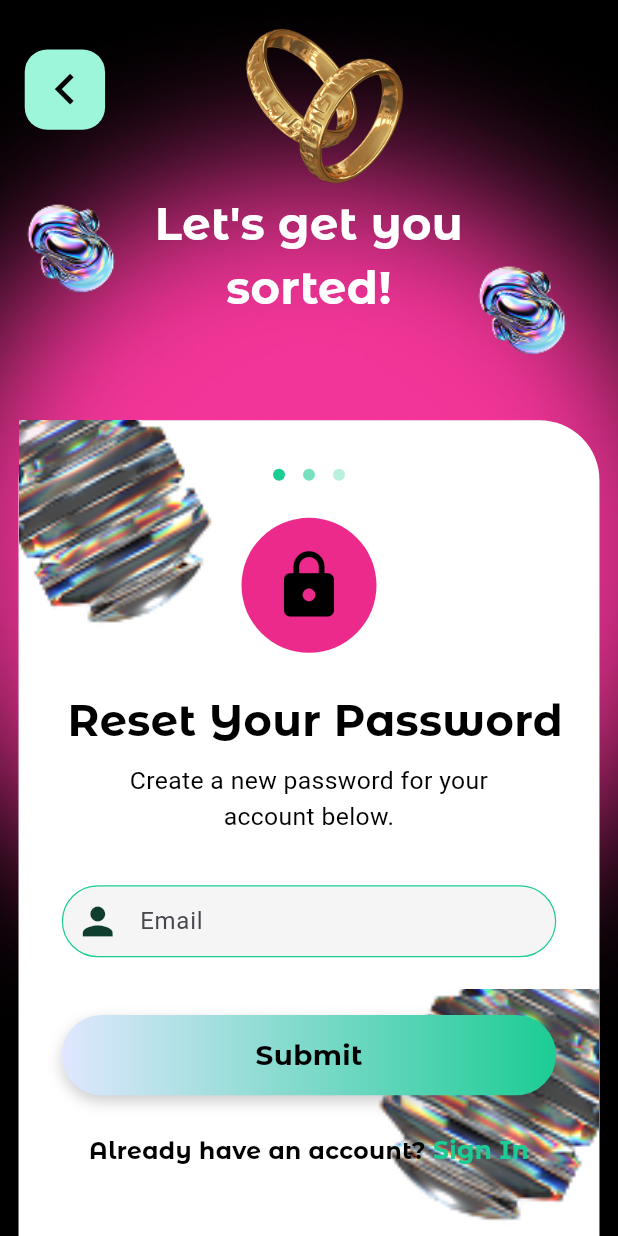
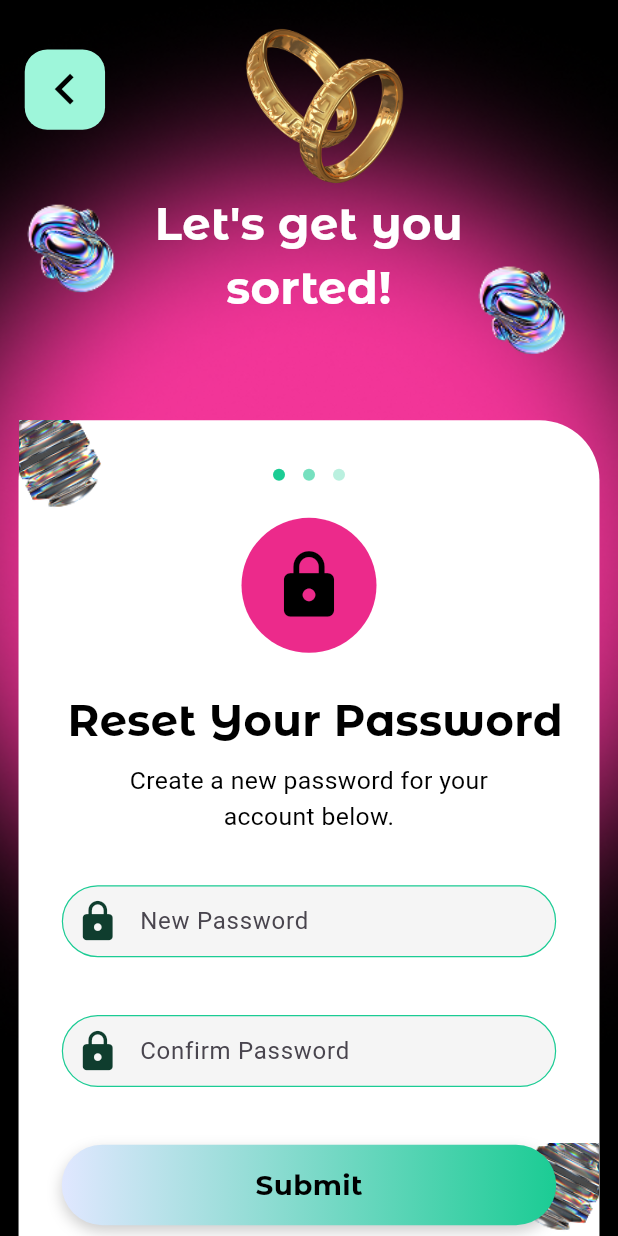
Before and after one commit to Alvin11David/Events-Uganda, a Flutter app: the screen it shows after launch, on a phone screen of 412 x 824 dp. Run offline on Flutter 3.47's test engine with Material 3 defaults, Android fonts, the light colour scheme and no system bars; our stand-ins replace cloud_firestore, firebase_auth, firebase_core, firebase_messaging, google_sign_in, shared_preferences and 1 more; accounts and stored records are empty; Roboto replaces fonts that are missing (Abril Fatface).

Commit message:
Almost going away with errors

```diff
--- a/events_uganda/lib/Auth/Reset_Password_Screen.dart
+++ b/events_uganda/lib/Auth/Reset_Password_Screen.dart
@@ -8,13 +8,18 @@ class ResetPasswordScreen extends StatefulWidget {
 }
 
 class _ResetPasswordScreenState extends State<ResetPasswordScreen> {
-  final TextEditingController _emailController = TextEditingController();
-  final FocusNode _emailFocus = FocusNode();
+  final TextEditingController _passwordController = TextEditingController();
+  final TextEditingController _confirmPasswordController =
+      TextEditingController();
+  final FocusNode _passwordFocus = FocusNode();
+  final FocusNode _confirmPasswordFocus = FocusNode();
 
   @override
   void dispose() {
-    _emailController.dispose();
-    _emailFocus.dispose();
+    _passwordController.dispose();
+    _confirmPasswordController.dispose();
+    _passwordFocus.dispose();
+    _confirmPasswordFocus.dispose();
     super.dispose();
   }
 
@@ -109,7 +114,8 @@ class _ResetPasswordScreenState extends State<ResetPasswordScreen> {
 
           // Title text
           Positioned(
-            top: screenHeight * 0.03 + screenWidth * 0.22 + screenHeight * 0.015,
+            top:
+                screenHeight * 0.03 + screenWidth * 0.22 + screenHeight * 0.015,
             left: 0,
             right: 0,
             child: const Center(
@@ -128,7 +134,8 @@ class _ResetPasswordScreenState extends State<ResetPasswordScreen> {
 
           // White container at the bottom
           Positioned(
-            top: screenHeight * 0.15 +
+            top:
+                screenHeight * 0.15 +
                 screenWidth * 0.22 +
                 screenHeight * 0.015 +
                 screenWidth * 0.13,
@@ -153,8 +160,8 @@ class _ResetPasswordScreenState extends State<ResetPasswordScreen> {
                     left: 0,
                     child: Image.asset(
                       'assets/vectors/resetpasswordstone.png',
-                      width: screenWidth * 0.35,
-                      height: screenWidth * 0.35,
+                      width: screenWidth * 0.15,
+                      height: screenWidth * 0.15,
                       fit: BoxFit.cover,
                     ),
                   ),
@@ -167,8 +174,8 @@ class _ResetPasswordScreenState extends State<ResetPasswordScreen> {
                       flipX: true,
                       child: Image.asset(
                         'assets/vectors/resetpasswordstone.png',
-                        width: screenWidth * 0.40,
-                        height: screenWidth * 0.40,
+                        width: screenWidth * 0.15,
+                        height: screenWidth * 0.15,
                         fit: BoxFit.cover,
                       ),
                     ),
@@ -209,7 +216,9 @@ class _ResetPasswordScreenState extends State<ResetPasswordScreen> {
                                   width: 8,
                                   height: 8,
                                   decoration: BoxDecoration(
-                                    color: const Color(0xFF1BCC94).withOpacity(0.6),
+                                    color: const Color(
+                                      0xFF1BCC94,
+                                    ).withOpacity(0.6),
                                     shape: BoxShape.circle,
                                   ),
                                 ),
@@ -218,7 +227,9 @@ class _ResetPasswordScreenState extends State<ResetPasswordScreen> {
                                   width: 8,
                                   height: 8,
                                   decoration: BoxDecoration(
-                                    color: const Color(0xFF1BCC94).withOpacity(0.3),
+                                    color: const Color(
+                                      0xFF1BCC94,
+                                    ).withOpacity(0.3),
                                     shape: BoxShape.circle,
                                   ),
                                 ),
@@ -282,14 +293,27 @@ class _ResetPasswordScreenState extends State<ResetPasswordScreen> {
 
                             SizedBox(height: screenHeight * 0.04),
 
-                            // Email field
+                            // New password field
                             _ResponsiveTextField(
-                              controller: _emailController,
-                              label: 'Email',
-                              hint: 'Enter Your Email Address',
-                              icon: Icons.person,
-                              focusNode: _emailFocus,
-                              nextFocusNode: _emailFocus,
+                              controller: _passwordController,
+                              label: 'New Password',
+                              hint: 'Enter Your New Password',
+                              icon: Icons.lock,
+                              focusNode: _passwordFocus,
+                              nextFocusNode: _confirmPasswordFocus,
+                              textInputAction: TextInputAction.next,
+                              iconColor: const Color(0xFF0F3D2E),
+                            ),
+
+                            SizedBox(height: screenHeight * 0.04),
+
+                            // Confirm new password field
+                            _ResponsiveTextField(
+                              controller: _confirmPasswordController,
+                              label: 'Confirm Password',
+                              hint: 'Confirm Your Password',
+                              icon: Icons.lock,
+                              focusNode: _confirmPasswordFocus,
                               textInputAction: TextInputAction.done,
                               iconColor: const Color(0xFF0F3D2E),
                             ),
@@ -305,7 +329,10 @@ class _ResetPasswordScreenState extends State<ResetPasswordScreen> {
                                 gradient: const LinearGradient(
                                   begin: Alignment.centerLeft,
                                   end: Alignment.centerRight,
-                                  colors: [Color(0xFFE0E7FF), Color(0xFF1BCC94)],
+                                  colors: [
+                                    Color(0xFFE0E7FF),
+                                    Color(0xFF1BCC94),
+                                  ],
                                 ),
                                 boxShadow: [
                                   BoxShadow(
@@ -391,8 +418,8 @@ class _ResponsiveTextField extends StatelessWidget {
   final String label;
   final String hint;
   final IconData icon;
-  final FocusNode focusNode;
-  final FocusNode nextFocusNode;
+  final FocusNode? focusNode;
+  final FocusNode? nextFocusNode;
   final TextInputAction textInputAction;
   final Color iconColor;
 
@@ -401,8 +428,8 @@ class _ResponsiveTextField extends StatelessWidget {
     required this.label,
     required this.hint,
     required this.icon,
-    required this.focusNode,
-    required this.nextFocusNode,
+    this.focusNode,
+    this.nextFocusNode,
     required this.textInputAction,
     required this.iconColor,
   });
@@ -419,20 +446,16 @@ class _ResponsiveTextField extends StatelessWidget {
         focusNode: focusNode,
         obscureText: true,
         textInputAction: textInputAction,
-        keyboardType: TextInputType.emailAddress,
-        style: TextStyle(
-          fontSize: screenWidth * 0.045,
-          color: Colors.black,
-        ),
+        keyboardType: TextInputType.visiblePassword,
+        style: TextStyle(fontSize: screenWidth * 0.045, color: Colors.black),
         decoration: InputDecoration(
           labelText: label,
           hintText: hint,
-          prefixIcon: Icon(
-            icon,
-            color: iconColor,
-            size: 30,
+          prefixIcon: Icon(icon, color: iconColor, size: 30),
+          contentPadding: const EdgeInsets.symmetric(
+            vertical: 6,
+            horizontal: 10,
           ),
-          contentPadding: const EdgeInsets.symmetric(vertical: 6, horizontal: 10),
           filled: true,
           fillColor: Colors.grey[100],
           border: OutlineInputBorder(
@@ -449,7 +472,11 @@ class _ResponsiveTextField extends StatelessWidget {
           ),
         ),
         onSubmitted: (_) {
-          FocusScope.of(context).requestFocus(nextFocusNode);
+          if (nextFocusNode != null) {
+            FocusScope.of(context).requestFocus(nextFocusNode);
+          } else {
+            FocusScope.of(context).unfocus();
+          }
         },
       ),
     );
```
